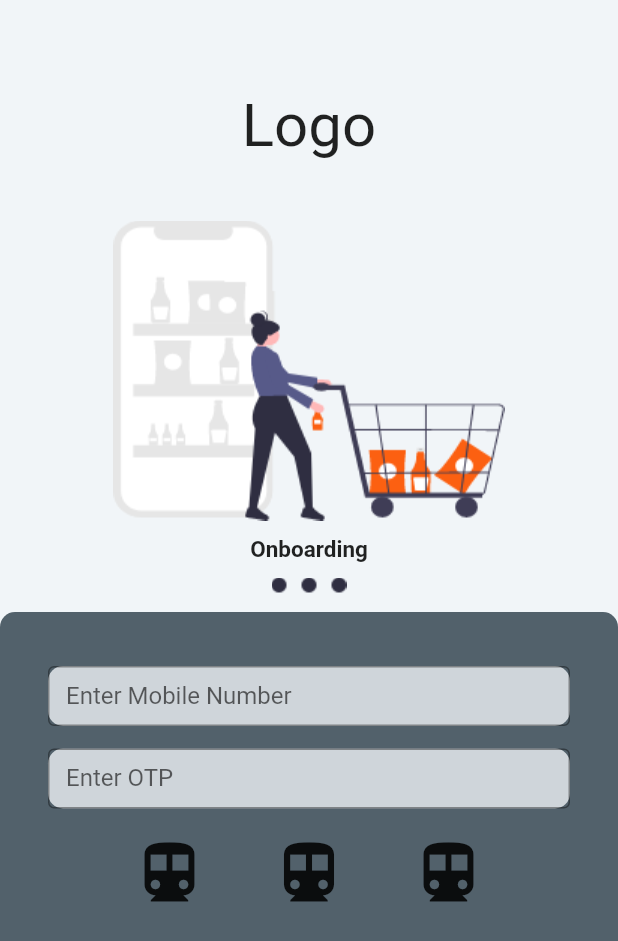
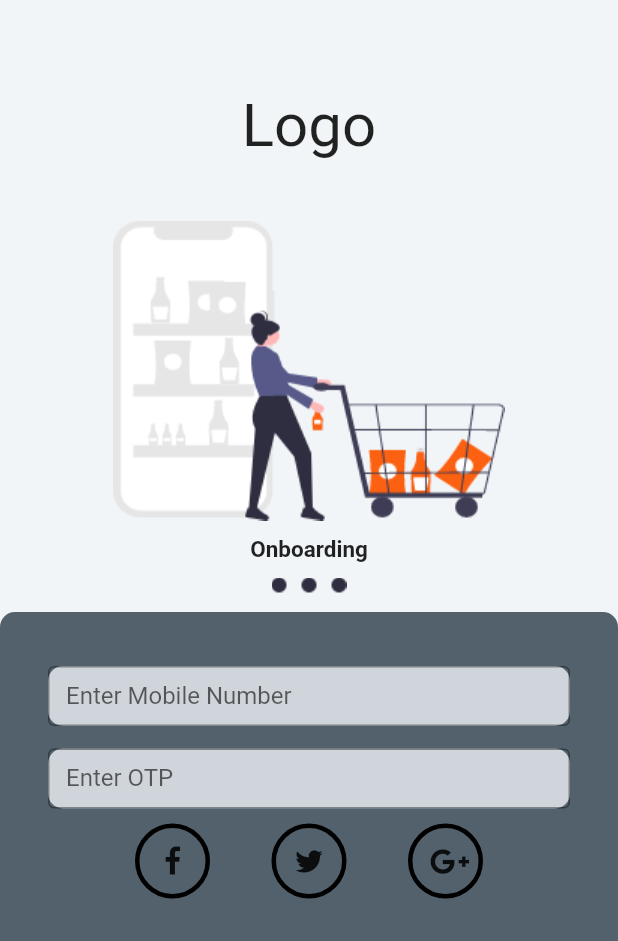
Before and after one commit to piyushxbajaj/grocery_app, a Flutter app: the screen it shows after launch, on a phone screen of 412 x 824 dp. Shown: the top 941 px of the screen. Run offline on Flutter 3.47's test engine with Material 2 defaults, Android fonts, the phone set to English and light mode, and no system bars.

Commit message:
Social Icons Added

```diff
--- a/lib/main.dart
+++ b/lib/main.dart
@@ -1,5 +1,6 @@
 import 'package:flutter/material.dart';
 import 'package:flutter/rendering.dart';
+import 'presentation/custom_icons_iconsdart_icons.dart';
 
 //import 'package:provider/provider.dart';
 
@@ -109,46 +110,79 @@ class MyHomePage extends StatelessWidget {
                       ),
                       Padding(
                         padding:
-                            const EdgeInsets.only(top: 10, left: 80, right: 80),
+                            const EdgeInsets.only(top: 10, left: 90, right: 90),
                         child: Row(
                           mainAxisAlignment: MainAxisAlignment.spaceBetween,
                           children: <Widget>[
-                            Ink(
+                            Container(
+                              height: 50,
+                              width: 50,
+                              decoration: BoxDecoration(
+                                border: Border.all(width: 3),
+                                borderRadius: BorderRadius.all(
+                                  Radius.circular(40),
+                                ),
+                              ),
+                              child: Ink(
                                   decoration: const ShapeDecoration(
                                     color: Colors.lightBlue,
                                     shape: CircleBorder(),
                                   ),
                                   child: IconButton(
                                     icon: Icon(
-                                    Icons.directions_transit,
+                                      Custom_icons_iconsdart.facebook,
+                                      size: 20,
                                     ),
                                     iconSize: 50,
                                     onPressed: () {},
                                   )),
-                            Ink(
+                            ),
+                            Container(
+                              height: 50,
+                              width: 50,
+                              decoration: BoxDecoration(
+                                border: Border.all(width: 3),
+                                borderRadius: BorderRadius.all(
+                                  Radius.circular(40),
+                                ),
+                              ),
+                              child: Ink(
+                                  decoration: const ShapeDecoration(
+                                    color: Colors.green,
+                                    shape: CircleBorder(),
+                                  ),
+                                  child: IconButton(
+                                    icon: Icon(
+                                      Custom_icons_iconsdart.twitter,
+                                      size: 20,
+                                    ),
+                                    iconSize: 50,
+                                    onPressed: () {},
+                                  )),
+                            ),
+                            Container(
+                              height: 50,
+                              width: 50,
+                              decoration: BoxDecoration(
+                                border: Border.all(width: 3),
+                                borderRadius: BorderRadius.all(
+                                  Radius.circular(40),
+                                ),
+                              ),
+                              child: Ink(
                                   decoration: const ShapeDecoration(
                                     color: Colors.lightBlue,
                                     shape: CircleBorder(),
                                   ),
                                   child: IconButton(
                                     icon: Icon(
-                                    Icons.directions_transit,
+                                      Custom_icons_iconsdart.gplus,
+                                      size: 20,
                                     ),
                                     iconSize: 50,
                                     onPressed: () {},
                                   )),
-                            Ink(
-                                decoration: const ShapeDecoration(
-                                  color: Colors.lightBlue,
-                                  shape: CircleBorder(),
                             ),
-                                child: IconButton(
-                                  icon: Icon(
-                                    Icons.directions_transit,
-                                  ),
-                                  iconSize: 50,
-                                  onPressed: () {},
-                                )),
                           ],
                         ),
                       ),
--- /dev/null
+++ b/lib/presentation/custom_icons_iconsdart_icons.dart
@@ -0,0 +1,40 @@
+/// Flutter icons Custom_icons_iconsdart
+/// Copyright (C) 2020 by original authors @ fluttericon.com, fontello.com
+/// This font was generated by FlutterIcon.com, which is derived from Fontello.
+///
+/// To use this font, place it in your fonts/ directory and include the
+/// following in your pubspec.yaml
+///
+/// flutter:
+///   fonts:
+///    - family:  Custom_icons_iconsdart
+///      fonts:
+///       - asset: fonts/Custom_icons_iconsdart.ttf
+///
+///
+/// * Linecons, Copyright (C) 2013 by Designmodo
+///         Author:    Designmodo for Smashing Magazine
+///         License:   CC BY ()
+///         Homepage:  http://designmodo.com/linecons-free/
+/// * Font Awesome 4, Copyright (C) 2016 by Dave Gandy
+///         Author:    Dave Gandy
+///         License:   SIL ()
+///         Homepage:  http://fortawesome.github.com/Font-Awesome/
+/// * Entypo, Copyright (C) 2012 by Daniel Bruce
+///         Author:    Daniel Bruce
+///         License:   SIL (http://scripts.sil.org/OFL)
+///         Homepage:  http://www.entypo.com
+///
+import 'package:flutter/widgets.dart';
+
+class Custom_icons_iconsdart {
+  Custom_icons_iconsdart._();
+
+  static const _kFontFam = 'Custom_icons_iconsdart';
+  static const _kFontPkg = null;
+
+  static const IconData customIcon = IconData(0xe813, fontFamily: _kFontFam, fontPackage: _kFontPkg);
+  static const IconData facebook = IconData(0xf09a, fontFamily: _kFontFam, fontPackage: _kFontPkg);
+  static const IconData gplus = IconData(0xf0d5, fontFamily: _kFontFam, fontPackage: _kFontPkg);
+  static const IconData twitter = IconData(0xf309, fontFamily: _kFontFam, fontPackage: _kFontPkg);
+}
--- a/pubspec.yaml
+++ b/pubspec.yaml
@@ -43,10 +43,15 @@ flutter:
   # included with your application, so that you can use the icons in
   # the material Icons class.
   uses-material-design: true
+  fonts:
+    - family:  Custom_icons_iconsdart
+      fonts:
+      - asset: fonts/Custom_icons_iconsdart.ttf
 
   # To add assets to your application, add an assets section, like this:
   assets:
     - images/
+
 
   # An image asset can refer to one or more resolution-specific "variants", see
   # https://flutter.dev/assets-and-images/#resolution-aware.
```
Lines whose indentation alone changed are shown as unchanged.
